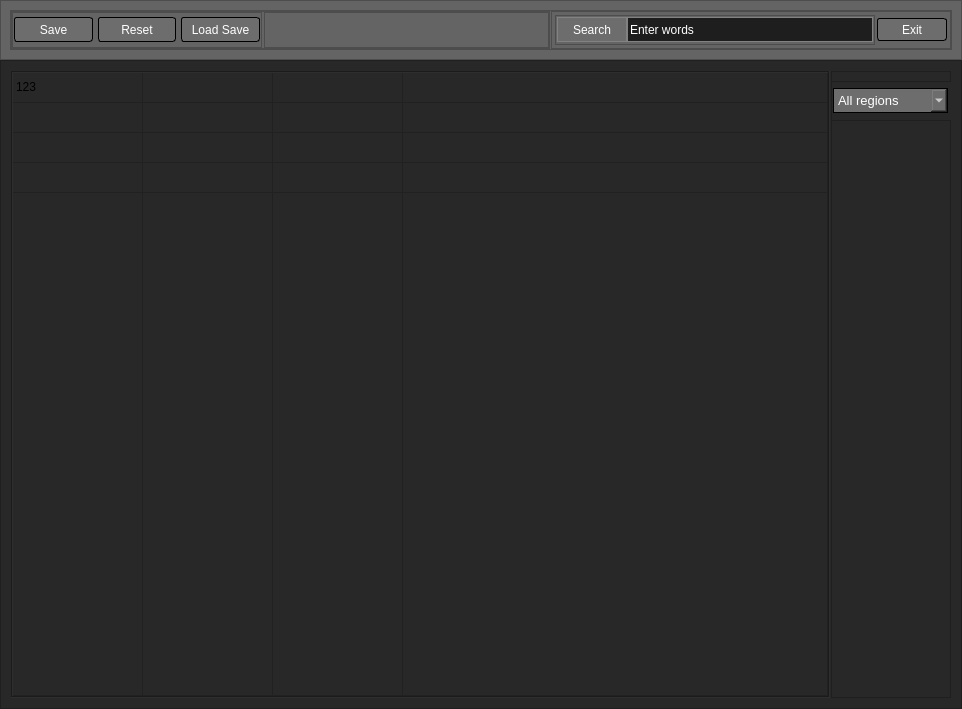
Before: the Qt Designer form graphic_main.ui in AndreSci/TRADER_pars, drawn with Qt 5.
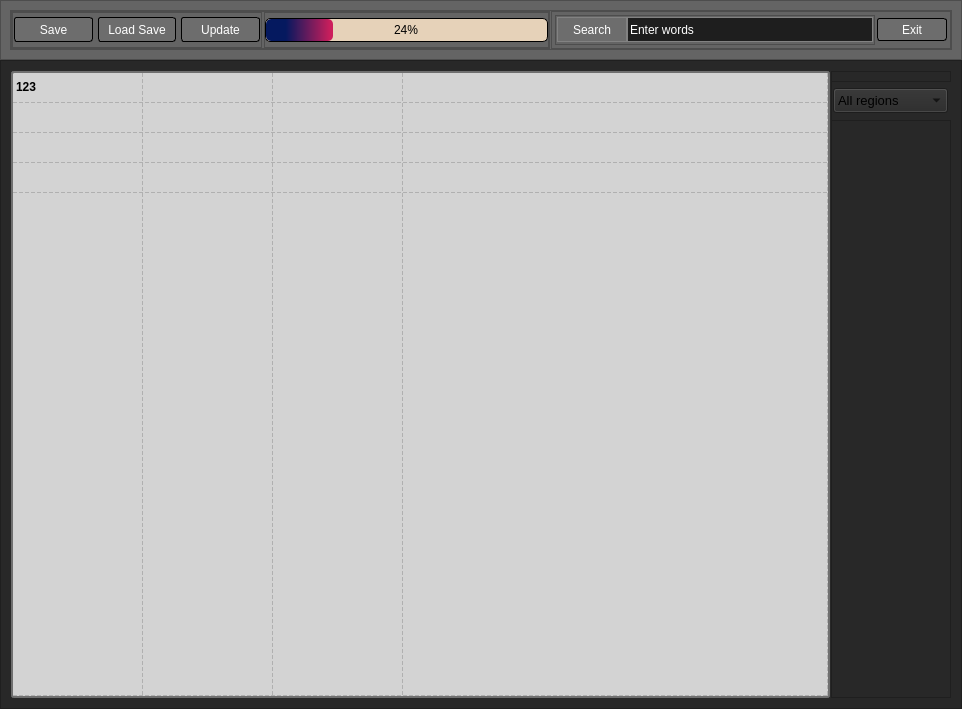
After: the same form once the commit is applied. Icons and pictures are not drawn.

Commit message: Add 1. progress bar 2. thread for pars data 3. icons

Diff of the .ui file:
```diff
--- a/graphic_main.ui
+++ b/graphic_main.ui
@@ -292,6 +292,52 @@
               <property name="frameShadow">
                <enum>QFrame::Raised</enum>
               </property>
+              <layout class="QVBoxLayout" name="verticalLayout_4">
+               <property name="spacing">
+                <number>2</number>
+               </property>
+               <property name="leftMargin">
+                <number>0</number>
+               </property>
+               <property name="topMargin">
+                <number>0</number>
+               </property>
+               <property name="rightMargin">
+                <number>0</number>
+               </property>
+               <property name="bottomMargin">
+                <number>0</number>
+               </property>
+               <item>
+                <widget class="QProgressBar" name="progressBar">
+                 <property name="styleSheet">
+                  <string notr="true">QProgressBar{	
+	border: 1px solid;
+	background-color: rgb(230, 210, 185);
+	border-radius: 5px;
+	color: rgb(0,0,0);
+}
+
+QProgressBar:chunk{
+	border-radius: 5px;	
+	background-color: qlineargradient(spread:pad, x1:0, y1:0, x2:1, y2:0, stop:0.295455 rgba(0, 21, 93, 250), stop:0.971751 rgba(205, 25, 89, 248));
+}</string>
+                 </property>
+                 <property name="value">
+                  <number>24</number>
+                 </property>
+                 <property name="alignment">
+                  <set>Qt::AlignCenter</set>
+                 </property>
+                 <property name="textVisible">
+                  <bool>true</bool>
+                 </property>
+                 <property name="invertedAppearance">
+                  <bool>true</bool>
+                 </property>
+                </widget>
+               </item>
+              </layout>
              </widget>
             </item>
             <item>
@@ -330,6 +376,44 @@
                <property name="bottomMargin">
                 <number>1</number>
                </property>
+               <item>
+                <widget class="QPushButton" name="Button_Reset">
+                 <property name="minimumSize">
+                  <size>
+                   <width>0</width>
+                   <height>25</height>
+                  </size>
+                 </property>
+                 <property name="layoutDirection">
+                  <enum>Qt::LeftToRight</enum>
+                 </property>
+                 <property name="styleSheet">
+                  <string notr="true">QPushButton {
+	border: 1px solid;
+	background-color: rgb(109, 109, 109);
+	border-radius: 3px;
+	color: rgb(255, 255, 255);
+}
+QPushButton:hover {
+	background-color: rgb(136, 136, 136);
+
+}
+QPushButton:pressed {	
+	background-color: rgb(85, 170, 255);
+}</string>
+                 </property>
+                 <property name="text">
+                  <string>Update</string>
+                 </property>
+                 <property name="icon">
+                  <iconset>
+                   <normaloff>images/icons/cil-reload.png</normaloff>images/icons/cil-reload.png</iconset>
+                 </property>
+                 <property name="checkable">
+                  <bool>false</bool>
+                 </property>
+                </widget>
+               </item>
                <item>
                 <widget class="QPushButton" name="Button_Load_Save">
                  <property name="minimumSize">
@@ -358,34 +442,6 @@
                  </property>
                 </widget>
                </item>
-               <item>
-                <widget class="QPushButton" name="Button_Reset">
-                 <property name="minimumSize">
-                  <size>
-                   <width>0</width>
-                   <height>25</height>
-                  </size>
-                 </property>
-                 <property name="styleSheet">
-                  <string notr="true">QPushButton {
-	border: 1px solid;
-	background-color: rgb(109, 109, 109);
-	border-radius: 3px;
-	color: rgb(255, 255, 255);
-}
-QPushButton:hover {
-	background-color: rgb(136, 136, 136);
-
-}
-QPushButton:pressed {	
-	background-color: rgb(85, 170, 255);
-}</string>
-                 </property>
-                 <property name="text">
-                  <string>Reset</string>
-                 </property>
-                </widget>
-               </item>
                <item>
                 <widget class="QPushButton" name="Button_Save_Check">
                  <property name="minimumSize">
@@ -443,7 +499,7 @@
      <property name="frameShadow">
       <enum>QFrame::Raised</enum>
      </property>
-     <layout class="QHBoxLayout" name="horizontalLayout">
+     <layout class="QVBoxLayout" name="verticalLayout_3">
       <item>
        <widget class="QStackedWidget" name="stackedWidget">
         <property name="currentIndex">
@@ -472,19 +528,13 @@
              <enum>Qt::StrongFocus</enum>
             </property>
             <property name="styleSheet">
-             <string notr="true">QHeaderView::section:horizontal
-{
-    border: 1px solid rgb(32, 34, 42);
-	background-color:rgb(53, 53, 53);
-	color: rgb(255, 255, 255);
-}
-
- QScrollBar:vertical {
-	border: none;
-    background: rgb(52, 59, 72);
-    width: 14px;
-	border-radius: 0px;
- }</string>
+             <string notr="true">QTableWidget{
+	border: 2px solid;
+	border-color: rgb(111,111,111);
+	background-color: rgb(211, 211, 211);
+	border-radius: 3px;
+	color: rgb(0, 0, 0);
+}</string>
             </property>
             <property name="frameShape">
              <enum>QFrame::Box</enum>
@@ -495,6 +545,12 @@
             <property name="editTriggers">
              <set>QAbstractItemView::AnyKeyPressed|QAbstractItemView::DoubleClicked|QAbstractItemView::EditKeyPressed</set>
             </property>
+            <property name="showGrid">
+             <bool>true</bool>
+            </property>
+            <property name="gridStyle">
+             <enum>Qt::DashLine</enum>
+            </property>
             <property name="sortingEnabled">
              <bool>true</bool>
             </property>
@@ -541,6 +597,13 @@
              <property name="text">
               <string>123</string>
              </property>
+             <property name="font">
+              <font>
+               <pointsize>9</pointsize>
+               <weight>75</weight>
+               <bold>true</bold>
+              </font>
+             </property>
             </item>
            </widget>
           </item>
@@ -630,7 +693,8 @@
                  </font>
                 </property>
                 <property name="styleSheet">
-                 <string notr="true">QComboBox {
+                 <string notr="true">color: rgb(255, 255, 255);
+QComboBox {
 	border: 1px solid;
 	background-color: rgb(109, 109, 109);
 	color: rgb(255, 255, 255);
```
Left out of the diff: 26 changed lines with no effect on the pictures. The commit also changes 262 other files.
